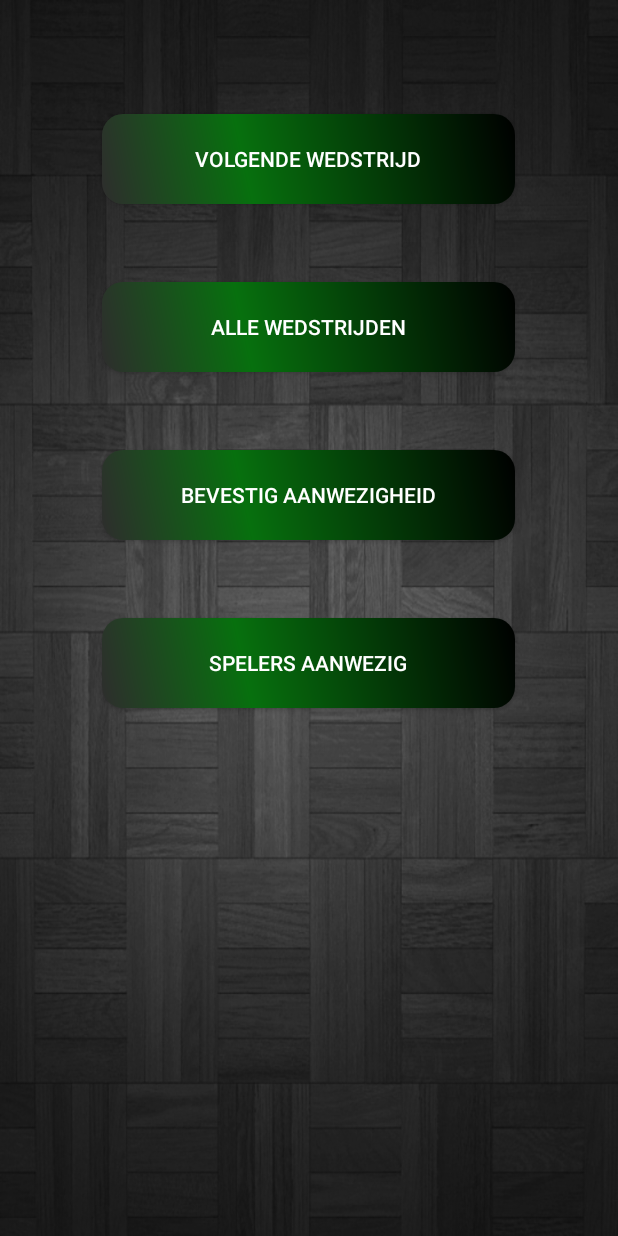
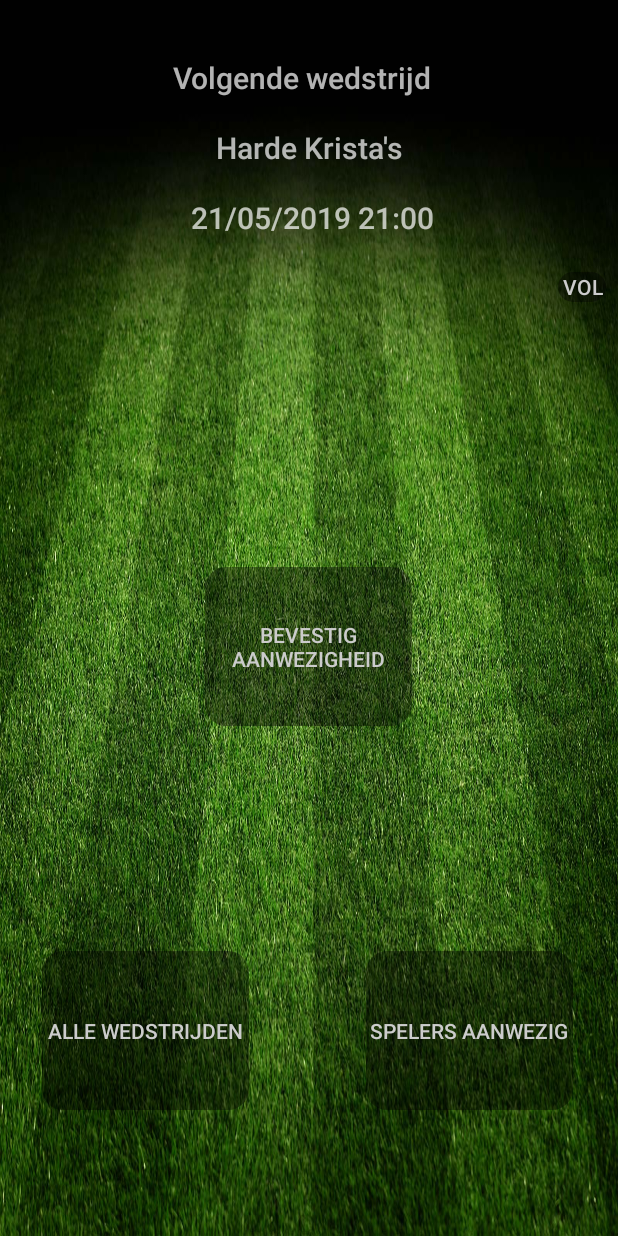
Before and after one commit to Bosmansc/OfflineSoccerManager, an Android app: the screen it shows after launch (MainActivity), on a phone screen of 412 x 824 dp. Run offline under Robolectric (Android 15) with nearby library versions, the phone set to English and light mode, and no system bars.

Commit message:
new layout

```diff
--- a/app/build.gradle
+++ b/app/build.gradle
@@ -1,9 +1,10 @@
 apply plugin: 'com.android.application'
 
 android {
+
     compileSdkVersion 28
     defaultConfig {
-        applicationId "android.frigoapp"
+        applicationId "bosmans.frigo"
         minSdkVersion 15
         targetSdkVersion 28
         versionCode 1
--- a/app/src/main/java/android/frigoapp/MainActivity.java
+++ b/app/src/main/java/bosmans/frigo/MainActivity.java
@@ -1,4 +1,4 @@
-package android.frigoapp;
+package bosmans.frigo;
 
 import android.content.Intent;
 import android.support.v7.app.AppCompatActivity;
@@ -6,8 +6,8 @@ import android.os.Bundle;
 import android.util.Log;
 import android.view.View;
 import android.view.Window;
-import android.view.WindowManager;
 import android.widget.Button;
+import bosmans.frigo.R;
 
 public class MainActivity extends AppCompatActivity  implements View.OnClickListener {
 
--- a/app/src/main/res/drawable/btn_background.xml
+++ b/app/src/main/res/drawable/btn_background.xml
@@ -6,9 +6,9 @@
     <gradient
         android:angle="45"
         android:centerX="35%"
-        android:centerColor="#07700E"
-        android:startColor="#2E2D2D"
-        android:endColor="#000000"
+        android:centerColor="#65000000"
+        android:startColor="#65000000"
+        android:endColor="#65020202"
         android:type="linear"
         />
     <padding
--- a/app/src/main/res/layout/activity_add_player_to_game.xml
+++ b/app/src/main/res/layout/activity_add_player_to_game.xml
@@ -4,7 +4,7 @@
     xmlns:tools="http://schemas.android.com/tools"
     android:layout_width="match_parent"
     android:layout_height="match_parent"
-    tools:context=".AddPlayerToGame">
+    tools:context="bosmans.frigo.AddPlayerToGame">
 
     <EditText
         android:id="@+id/et_naam"
--- a/app/src/main/res/layout/activity_main.xml
+++ b/app/src/main/res/layout/activity_main.xml
@@ -4,58 +4,86 @@
     xmlns:tools="http://schemas.android.com/tools"
     android:layout_width="match_parent"
     android:layout_height="match_parent"
-    android:background="@drawable/greywallpaper">
+    android:background="@drawable/backgroundvoetbalveld">
 
     <Button
         android:id="@+id/btn_viewGames"
-        android:layout_width="275dp"
-        android:layout_height="wrap_content"
-        android:layout_marginTop="52dp"
+        android:layout_width="138dp"
+        android:layout_height="106dp"
+        android:layout_marginStart="28dp"
+        android:layout_marginLeft="28dp"
+        android:layout_marginBottom="84dp"
         android:background="@drawable/btn_background"
         android:text="Alle wedstrijden"
+        android:textColor="@color/colorPrimary"
+        app:layout_constraintBottom_toBottomOf="parent"
         app:layout_constraintCircleRadius="0dp"
-        app:layout_constraintStart_toStartOf="@+id/btn_nextGame"
-        app:layout_constraintTop_toBottomOf="@+id/btn_nextGame" />
+        app:layout_constraintStart_toStartOf="parent" />
 
     <Button
         android:id="@+id/btn_nextGame"
-        android:layout_width="275dp"
-        android:layout_height="wrap_content"
-        android:layout_marginStart="8dp"
-        android:layout_marginLeft="8dp"
-        android:layout_marginTop="76dp"
+        android:layout_width="32dp"
+        android:layout_height="20dp"
         android:layout_marginEnd="8dp"
         android:layout_marginRight="8dp"
         android:background="@drawable/btn_background"
         android:text="Volgende wedstrijd"
+        android:textColor="@color/colorPrimary"
         app:layout_constraintCircleRadius="0dp"
         app:layout_constraintEnd_toEndOf="parent"
-        app:layout_constraintHorizontal_bias="0.496"
+        app:layout_constraintTop_toBottomOf="@+id/textView5" />
+
+    <Button
+        android:id="@+id/btn_aanwezigheid"
+        android:layout_width="138dp"
+        android:layout_height="106dp"
+        android:layout_alignParentTop="true"
+        android:layout_marginStart="8dp"
+        android:layout_marginLeft="8dp"
+        android:layout_marginTop="8dp"
+        android:layout_marginEnd="8dp"
+        android:layout_marginRight="8dp"
+        android:layout_marginBottom="150dp"
+        android:background="@drawable/btn_background"
+        android:text="Bevestig aanwezigheid"
+        android:textColor="@color/colorPrimary"
+        app:layout_constraintBottom_toTopOf="@+id/btn_viewGames"
+        app:layout_constraintCircleRadius="0dp"
+        app:layout_constraintEnd_toEndOf="parent"
+        app:layout_constraintHorizontal_bias="0.498"
+        app:layout_constraintStart_toStartOf="parent"
+        app:layout_constraintTop_toBottomOf="@+id/textView5"
+        app:layout_constraintVertical_bias="1.0" />
+
+    <Button
+        android:id="@+id/btn_presentPlayers"
+        android:layout_width="138dp"
+        android:layout_height="106dp"
+        android:layout_marginEnd="30dp"
+        android:layout_marginRight="30dp"
+        android:background="@drawable/btn_background"
+        android:text="Spelers aanwezig"
+        android:textColor="@color/colorPrimary"
+        app:layout_constraintBottom_toBottomOf="@+id/btn_viewGames"
+        app:layout_constraintCircleRadius="0dp"
+        app:layout_constraintEnd_toEndOf="parent" />
+
+    <TextView
+        android:id="@+id/textView5"
+        android:layout_width="371dp"
+        android:layout_height="165dp"
+        android:layout_marginStart="8dp"
+        android:layout_marginLeft="8dp"
+        android:layout_marginTop="16dp"
+        android:layout_marginEnd="8dp"
+        android:layout_marginRight="8dp"
+        android:gravity="center"
+        android:text="Volgende wedstrijd  \n \n Harde Krista's \n \n 21/05/2019 21:00"
+        android:textSize="20sp"
+        app:fontFamily="sans-serif-medium"
+        app:layout_constraintEnd_toEndOf="parent"
         app:layout_constraintStart_toStartOf="parent"
         app:layout_constraintTop_toTopOf="parent" />
 
-    <Button
-        android:id="@+id/btn_aanwezigheid"
-        android:layout_width="275dp"
-        android:layout_height="wrap_content"
-        android:layout_alignParentTop="true"
-        android:layout_marginTop="52dp"
-        android:background="@drawable/btn_background"
-        android:text="Bevestig aanwezigheid"
-        app:layout_constraintCircleRadius="0dp"
-        app:layout_constraintStart_toStartOf="@+id/btn_viewGames"
-        app:layout_constraintTop_toBottomOf="@+id/btn_viewGames" />
-
-    <Button
-        android:id="@+id/btn_presentPlayers"
-        android:layout_width="275dp"
-        android:layout_height="wrap_content"
-        android:layout_marginTop="52dp"
-        android:background="@drawable/btn_background"
-        android:text="Spelers aanwezig"
-        app:layout_constraintCircleRadius="0dp"
-        app:layout_constraintStart_toStartOf="@+id/btn_aanwezigheid"
-        app:layout_constraintTop_toBottomOf="@+id/btn_aanwezigheid" />
-
 
 </android.support.constraint.ConstraintLayout>
--- a/app/src/main/res/layout/activity_next_game.xml
+++ b/app/src/main/res/layout/activity_next_game.xml
@@ -4,7 +4,7 @@
     xmlns:tools="http://schemas.android.com/tools"
     android:layout_width="match_parent"
     android:layout_height="match_parent"
-    tools:context=".NextGame"
+    tools:context="bosmans.frigo.NextGame"
     android:background="@color/colorDarkGrey">
 
     <TextView
--- a/app/src/main/res/values/colors.xml
+++ b/app/src/main/res/values/colors.xml
@@ -4,4 +4,5 @@
     <color name="colorPrimaryDark">#000000</color>
     <color name="colorAccent">#D30000</color>
     <color name="colorDarkGrey">#444444</color>
+    <color name="colorTransparent">#50000000</color>
 </resources>
```
Also changed, not shown: app/src/main/AndroidManifest.xml (+6 -6 lines), app/src/main/java/bosmans/frigo/AddPlayerToGame.java (renamed from app/src/main/java/android/frigoapp/PresentPlayers.java, +61 -63 lines), app/src/main/java/bosmans/frigo/ListAllGames.java (renamed from app/src/main/java/android/frigoapp/NextGame.java, +36 -24 lines), app/src/main/java/bosmans/frigo/NextGame.java (renamed from app/src/main/java/android/frigoapp/ListAllGames.java, +25 -35 lines), app/src/main/java/bosmans/frigo/PresentPlayers.java (renamed from app/src/main/java/android/frigoapp/AddPlayerToGame.java, +64 -62 lines), app/src/main/res/drawable/backgroundvoetbalveld.jpg (added), 5 other files.
